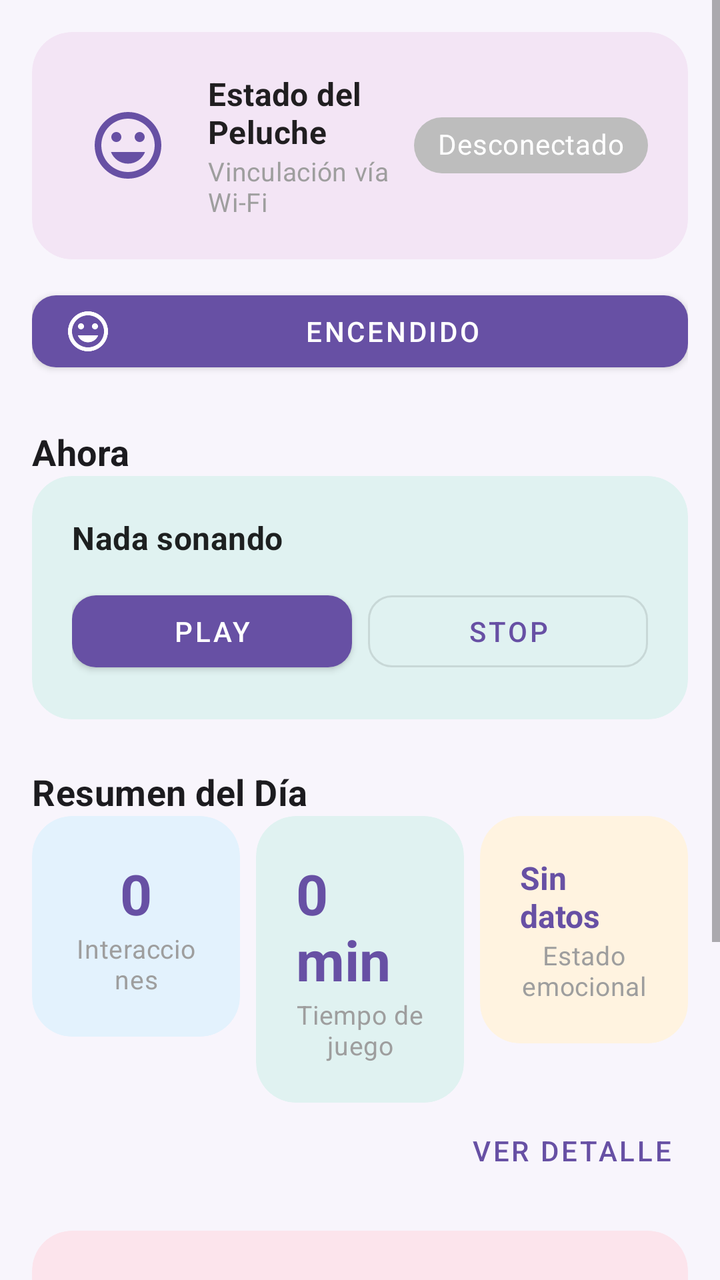
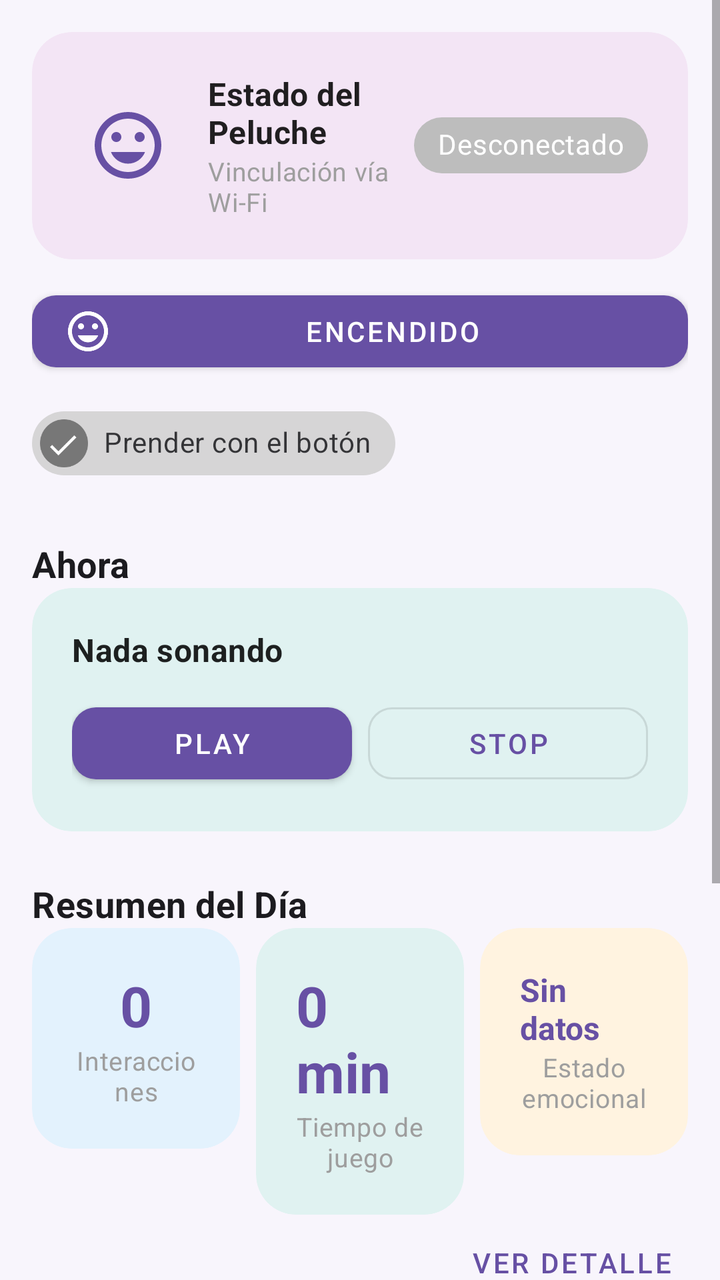

Before-and-after screenshots of an Android layout around one commit, followed by the original layout XML and the change that was made.
<!-- AndroidManifest.xml: application theme Theme.AplicacionParaCelular -->
<!-- res/layout/fragment_dashboard.xml -->
<?xml version="1.0" encoding="utf-8"?>
<ScrollView xmlns:android="http://schemas.android.com/apk/res/android"
    xmlns:app="http://schemas.android.com/apk/res-auto"
    xmlns:tools="http://schemas.android.com/tools"
    android:layout_width="match_parent"
    android:layout_height="match_parent"
    android:clipToPadding="false"
    android:paddingBottom="16dp"
    tools:context=".ui.dashboard.DashboardFragment">

    <LinearLayout
        android:layout_width="match_parent"
        android:layout_height="wrap_content"
        android:orientation="vertical"
        android:padding="16dp">

        
        <com.google.android.material.card.MaterialCardView
            android:id="@+id/card_connection"
            style="@style/Widget.App.CardView.Colored"
            android:layout_width="match_parent"
            android:layout_height="wrap_content"
            app:cardBackgroundColor="@color/card_bg_lavender">

            <LinearLayout
                android:layout_width="match_parent"
                android:layout_height="wrap_content"
                android:gravity="center_vertical"
                android:orientation="horizontal">

                <ImageView
                    android:id="@+id/img_teddy_status"
                    android:layout_width="56dp"
                    android:layout_height="56dp"
                    android:contentDescription="@string/dashboard_connection_title"
                    android:padding="8dp"
                    app:srcCompat="@drawable/ic_teddy_24dp"
                    app:tint="@color/primary" />

                <LinearLayout
                    android:layout_width="0dp"
                    android:layout_height="wrap_content"
                    android:layout_marginStart="12dp"
                    android:layout_weight="1"
                    android:orientation="vertical">

                    <TextView
                        android:layout_width="wrap_content"
                        android:layout_height="wrap_content"
                        android:text="@string/dashboard_connection_title"
                        android:textAppearance="@style/TextAppearance.App.CardTitle" />

                    <TextView
                        android:layout_width="wrap_content"
                        android:layout_height="wrap_content"
                        android:text="@string/dashboard_connection_subtitle"
                        android:textAppearance="@style/TextAppearance.App.CardSubtitle" />
                </LinearLayout>

                <com.google.android.material.chip.Chip
                    android:id="@+id/chip_connection_status"
                    android:layout_width="wrap_content"
                    android:layout_height="wrap_content"
                    android:text="@string/dashboard_connection_status_offline"
                    android:textColor="@color/white"
                    app:chipBackgroundColor="@color/card_connection_offline"
                    app:chipMinHeight="28dp" />
            </LinearLayout>
        </com.google.android.material.card.MaterialCardView>

        
        <com.google.android.material.button.MaterialButton
            android:id="@+id/btn_power_toggle"
            android:layout_width="match_parent"
            android:layout_height="wrap_content"
            android:layout_marginTop="12dp"
            android:text="@string/dashboard_power_on"
            android:textSize="14sp"
            app:cornerRadius="12dp"
            app:backgroundTint="@color/primary"
            app:icon="@drawable/ic_teddy_24dp"
            app:iconTint="@color/white" />

        
        <TextView
            android:layout_width="wrap_content"
            android:layout_height="wrap_content"
            android:layout_marginTop="@dimen/section_margin_top"
            android:text="@string/dashboard_music_title"
            android:textAppearance="@style/TextAppearance.App.SectionTitle" />

        <com.google.android.material.card.MaterialCardView
            style="@style/Widget.App.CardView.Colored"
            android:layout_width="match_parent"
            android:layout_height="wrap_content"
            app:cardBackgroundColor="@color/card_bg_mint">

            <LinearLayout
                android:layout_width="match_parent"
                android:layout_height="wrap_content"
                android:orientation="vertical">

                <TextView
                    android:id="@+id/txt_now_playing"
                    android:layout_width="match_parent"
                    android:layout_height="wrap_content"
                    android:text="@string/dashboard_music_idle"
                    android:textAppearance="@style/TextAppearance.App.CardTitle" />

                <TextView
                    android:id="@+id/txt_music_hint"
                    android:layout_width="match_parent"
                    android:layout_height="wrap_content"
                    android:layout_marginTop="4dp"
                    android:text="@string/dashboard_music_empty"
                    android:textAppearance="@style/TextAppearance.App.CardSubtitle"
                    android:visibility="gone" />

                <LinearLayout
                    android:layout_width="match_parent"
                    android:layout_height="wrap_content"
                    android:layout_marginTop="12dp"
                    android:orientation="horizontal">

                    <com.google.android.material.button.MaterialButton
                        android:id="@+id/btn_music_play"
                        android:layout_width="0dp"
                        android:layout_height="wrap_content"
                        android:layout_marginEnd="8dp"
                        android:layout_weight="1"
                        android:contentDescription="@string/dashboard_music_play"
                        android:minHeight="48dp"
                        android:text="@string/dashboard_music_play"
                        app:cornerRadius="12dp" />

                    <com.google.android.material.button.MaterialButton
                        android:id="@+id/btn_music_stop"
                        style="@style/Widget.MaterialComponents.Button.OutlinedButton"
                        android:layout_width="0dp"
                        android:layout_height="wrap_content"
                        android:layout_weight="1"
                        android:contentDescription="@string/dashboard_music_stop"
                        android:minHeight="48dp"
                        android:text="@string/dashboard_music_stop"
                        app:cornerRadius="12dp" />
                </LinearLayout>
            </LinearLayout>
        </com.google.android.material.card.MaterialCardView>

        
        <TextView
            android:layout_width="wrap_content"
            android:layout_height="wrap_content"
            android:layout_marginTop="@dimen/section_margin_top"
            android:text="@string/dashboard_today_summary"
            android:textAppearance="@style/TextAppearance.App.SectionTitle" />

        <LinearLayout
            android:layout_width="match_parent"
            android:layout_height="wrap_content"
            android:orientation="horizontal"
            android:weightSum="3">

            
            <com.google.android.material.card.MaterialCardView
                style="@style/Widget.App.CardView.Colored"
                android:layout_width="0dp"
                android:layout_height="wrap_content"
                android:layout_marginEnd="4dp"
                android:layout_weight="1"
                app:cardBackgroundColor="@color/card_bg_sky">

                <LinearLayout
                    android:layout_width="match_parent"
                    android:layout_height="wrap_content"
                    android:gravity="center"
                    android:orientation="vertical">

                    <TextView
                        android:id="@+id/txt_interactions_value"
                        android:layout_width="wrap_content"
                        android:layout_height="wrap_content"
                        android:text="0"
                        android:textAppearance="@style/TextAppearance.App.MetricValue" />

                    <TextView
                        android:layout_width="wrap_content"
                        android:layout_height="wrap_content"
                        android:gravity="center"
                        android:text="@string/dashboard_interactions"
                        android:textAppearance="@style/TextAppearance.App.CardSubtitle" />
                </LinearLayout>
            </com.google.android.material.card.MaterialCardView>

            
            <com.google.android.material.card.MaterialCardView
                style="@style/Widget.App.CardView.Colored"
                android:layout_width="0dp"
                android:layout_height="wrap_content"
                android:layout_marginStart="4dp"
                android:layout_marginEnd="4dp"
                android:layout_weight="1"
                app:cardBackgroundColor="@color/card_bg_mint">

                <LinearLayout
                    android:layout_width="match_parent"
                    android:layout_height="wrap_content"
                    android:gravity="center"
                    android:orientation="vertical">

                    <TextView
                        android:id="@+id/txt_playtime_value"
                        android:layout_width="wrap_content"
                        android:layout_height="wrap_content"
                        android:text="0 min"
                        android:textAppearance="@style/TextAppearance.App.MetricValue" />

                    <TextView
                        android:layout_width="wrap_content"
                        android:layout_height="wrap_content"
                        android:gravity="center"
                        android:text="@string/dashboard_playtime"
                        android:textAppearance="@style/TextAppearance.App.CardSubtitle" />
                </LinearLayout>
            </com.google.android.material.card.MaterialCardView>

            
            <com.google.android.material.card.MaterialCardView
                style="@style/Widget.App.CardView.Colored"
                android:layout_width="0dp"
                android:layout_height="wrap_content"
                android:layout_marginStart="4dp"
                android:layout_weight="1"
                app:cardBackgroundColor="@color/card_bg_peach">

                <LinearLayout
                    android:layout_width="match_parent"
                    android:layout_height="wrap_content"
                    android:gravity="center"
                    android:orientation="vertical">

                    <TextView
                        android:id="@+id/txt_mood_value"
                        android:layout_width="wrap_content"
                        android:layout_height="wrap_content"
                        android:text="Sin datos"
                        android:textAppearance="@style/TextAppearance.App.MetricValue"
                        android:textSize="16sp" />

                    <TextView
                        android:layout_width="wrap_content"
                        android:layout_height="wrap_content"
                        android:gravity="center"
                        android:text="@string/dashboard_mood"
                        android:textAppearance="@style/TextAppearance.App.CardSubtitle" />
                </LinearLayout>
            </com.google.android.material.card.MaterialCardView>
        </LinearLayout>

        <com.google.android.material.button.MaterialButton
            android:id="@+id/btn_metrics_detail"
            style="@style/Widget.MaterialComponents.Button.TextButton"
            android:layout_width="wrap_content"
            android:layout_height="wrap_content"
            android:layout_gravity="end"
            android:contentDescription="@string/dashboard_metrics_detail"
            android:minHeight="48dp"
            android:text="@string/dashboard_metrics_detail" />

        
        <com.google.android.material.card.MaterialCardView
            android:id="@+id/card_celebrate"
            style="@style/Widget.App.CardView.Colored"
            android:layout_width="match_parent"
            android:layout_height="wrap_content"
            android:layout_marginTop="16dp"
            android:clickable="true"
            android:focusable="true"
            app:cardBackgroundColor="@color/card_bg_rose"
            app:rippleColor="@color/secondary_light">

            <LinearLayout
                android:layout_width="match_parent"
                android:layout_height="wrap_content"
                android:gravity="center_vertical"
                android:orientation="horizontal">

                <ImageView
                    android:layout_width="48dp"
                    android:layout_height="48dp"
                    android:contentDescription="@string/dashboard_celebrate_title"
                    android:padding="8dp"
                    app:srcCompat="@drawable/ic_celebrate_24dp"
                    app:tint="@color/card_celebrate" />

                <LinearLayout
                    android:layout_width="0dp"
                    android:layout_height="wrap_content"
                    android:layout_marginStart="12dp"
                    android:layout_weight="1"
                    android:orientation="vertical">

                    <TextView
                        android:layout_width="wrap_content"
                        android:layout_height="wrap_content"
                        android:text="@string/dashboard_celebrate_title"
                        android:textAppearance="@style/TextAppearance.App.CardTitle"
                        android:textColor="@color/secondary_dark" />

                    <TextView
                        android:layout_width="wrap_content"
                        android:layout_height="wrap_content"
                        android:text="@string/dashboard_celebrate_subtitle"
                        android:textAppearance="@style/TextAppearance.App.CardSubtitle" />
                </LinearLayout>
            </LinearLayout>
        </com.google.android.material.card.MaterialCardView>

        
        <TextView
            android:layout_width="wrap_content"
            android:layout_height="wrap_content"
            android:layout_marginTop="@dimen/section_margin_top"
            android:text="@string/dashboard_alerts_title"
            android:textAppearance="@style/TextAppearance.App.SectionTitle" />

        <com.google.android.material.card.MaterialCardView
            style="@style/Widget.App.CardView"
            android:layout_width="match_parent"
            android:layout_height="wrap_content">

            <LinearLayout
                android:id="@+id/alerts_container"
                android:layout_width="match_parent"
                android:layout_height="wrap_content"
                android:orientation="vertical">

                <TextView
                    android:layout_width="match_parent"
                    android:layout_height="wrap_content"
                    android:drawablePadding="12dp"
                    android:gravity="center_vertical"
                    android:padding="12dp"
                    android:text="@string/dashboard_no_alerts"
                    android:textAppearance="@style/TextAppearance.App.CardSubtitle" />
            </LinearLayout>
        </com.google.android.material.card.MaterialCardView>

    </LinearLayout>
</ScrollView>
<!-- resources referenced by this layout -->
<resources>
  <color name="card_bg_lavender">#FFF3E5F5</color>
  <color name="card_bg_mint">#FFE0F2F1</color>
  <color name="card_bg_peach">#FFFFF3E0</color>
  <color name="card_bg_rose">#FFFCE4EC</color>
  <color name="card_bg_sky">#FFE3F2FD</color>
  <color name="card_celebrate">#FFFFAB40</color>
  <color name="card_connection_offline">#FFBDBDBD</color>
  <color name="primary">#FF6750A4</color>
  <color name="secondary_dark">#FFD4574E</color>
  <color name="secondary_light">#FFFFB4AB</color>
  <color name="white">#FFFFFFFF</color>
  <dimen name="section_margin_top">24dp</dimen>
  <string name="dashboard_alerts_title">Alertas Recientes</string>
  <string name="dashboard_celebrate_subtitle">Envía una señal al peluche para festejar un logro de tu hijo/a</string>
  <string name="dashboard_celebrate_title">¡Celebrar Logro!</string>
  <string name="dashboard_connection_status_offline">Desconectado</string>
  <string name="dashboard_connection_subtitle">Vinculación vía Wi-Fi</string>
  <string name="dashboard_connection_title">Estado del Peluche</string>
  <string name="dashboard_interactions">Interacciones</string>
  <string name="dashboard_metrics_detail">Ver detalle</string>
  <string name="dashboard_mood">Estado emocional</string>
  <string name="dashboard_music_empty">Cargá una en Archivos</string>
  <string name="dashboard_music_idle">Nada sonando</string>
  <string name="dashboard_music_play">Play</string>
  <string name="dashboard_music_stop">Stop</string>
  <string name="dashboard_music_title">Ahora</string>
  <string name="dashboard_no_alerts">No hay alertas nuevas</string>
  <string name="dashboard_playtime">Tiempo de juego</string>
  <string name="dashboard_power_on">Encendido</string>
  <string name="dashboard_today_summary">Resumen del Día</string>
  <style name="TextAppearance.App.CardSubtitle" parent="TextAppearance.MaterialComponents.Body2">
          <item name="android:textSize">13sp</item>
          <item name="android:textColor">@color/text_hint</item>
      </style>
  <style name="TextAppearance.App.CardTitle" parent="TextAppearance.MaterialComponents.Subtitle1">
          <item name="android:textSize">16sp</item>
          <item name="android:textStyle">bold</item>
      </style>
  <style name="TextAppearance.App.MetricValue" parent="TextAppearance.MaterialComponents.Headline5">
          <item name="android:textSize">28sp</item>
          <item name="android:textStyle">bold</item>
          <item name="android:textColor">?attr/colorPrimary</item>
      </style>
  <style name="TextAppearance.App.SectionTitle" parent="TextAppearance.MaterialComponents.Subtitle1">
          <item name="android:textSize">18sp</item>
          <item name="android:textStyle">bold</item>
          <item name="android:textColor">?attr/colorOnBackground</item>
          <item name="android:paddingBottom">8dp</item>
      </style>
  <style name="Widget.App.CardView" parent="Widget.MaterialComponents.CardView">
          <item name="cardCornerRadius">16dp</item>
          <item name="cardElevation">2dp</item>
          <item name="contentPadding">16dp</item>
      </style>
  <style name="Widget.App.CardView.Colored">
          <item name="cardCornerRadius">20dp</item>
          <item name="cardElevation">0dp</item>
          <item name="contentPadding">20dp</item>
      </style>
  <color name="text_hint">#FF9E9E9E</color>
  <color name="primary_dark">#FF4F378B</color>
  <color name="on_primary">#FFFFFFFF</color>
  <color name="secondary">#FFEF8A7E</color>
  <color name="on_secondary">#FFFFFFFF</color>
  <color name="background_light">#FFF8F5FC</color>
  <color name="surface_light">#FFFFFFFF</color>
  <color name="on_background_light">#FF1C1B1F</color>
  <color name="on_surface_light">#FF1C1B1F</color>
  <!-- unchanged entries left out for length: 3 -->
</resources>

<!-- the commit's change to res/layout/fragment_dashboard.xml (unified diff, before → after) -->
@@ -81,6 +81,16 @@
             app:icon="@drawable/ic_teddy_24dp"
             app:iconTint="@color/white" />
 
+        <com.google.android.material.chip.Chip
+            android:id="@+id/chip_belly_wake"
+            android:layout_width="wrap_content"
+            android:layout_height="wrap_content"
+            android:layout_marginTop="8dp"
+            android:checkable="true"
+            android:checked="true"
+            android:minHeight="48dp"
+            android:text="@string/dashboard_belly_wake" />
+
         
         <TextView
             android:layout_width="wrap_content"
<!-- resource entries referenced after the edit -->
@@ -13,6 +13,7 @@
   <color name="white">#FFFFFFFF</color>
   <dimen name="section_margin_top">24dp</dimen>
   <string name="dashboard_alerts_title">Alertas Recientes</string>
+  <string name="dashboard_belly_wake">Prender con el botón</string>
   <string name="dashboard_celebrate_subtitle">Envía una señal al peluche para festejar un logro de tu hijo/a</string>
   <string name="dashboard_celebrate_title">¡Celebrar Logro!</string>
   <string name="dashboard_connection_status_offline">Desconectado</string>
